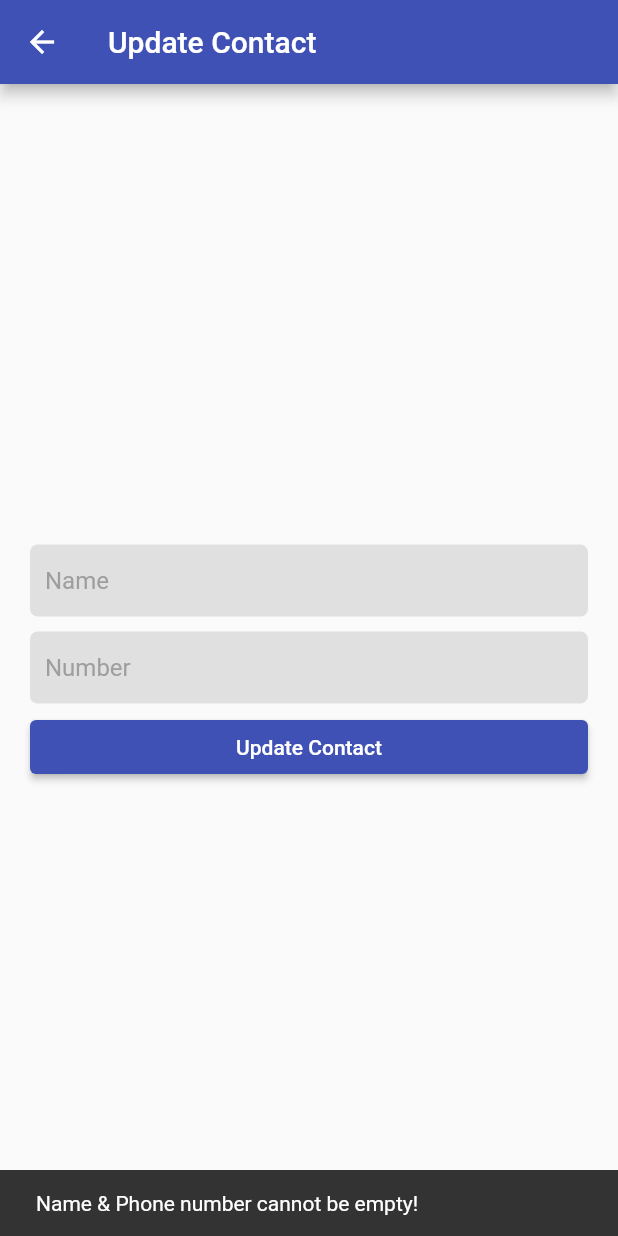
After one commit to nirmal-mazhuvanpilly/flutter_hive_database, a Flutter app: the UpdateContact screen opened directly, after a tap on "Update Contact", on a phone screen of 412 x 824 dp. The commit adds this screen. Run offline on Flutter 3.47's test engine with Material 2 defaults, Android fonts, the phone set to English and light mode, and no system bars; our stand-ins replace hive_flutter; accounts and stored records are empty; statements that could not run were skipped.

Commit message:
Update & Delete implemented

```diff
--- a/lib/contact_list.dart
+++ b/lib/contact_list.dart
@@ -1,5 +1,6 @@
 import 'package:flutter/material.dart';
 import 'package:flutter_hive_database/models/contacts.dart';
+import 'package:flutter_hive_database/update_contact.dart';
 import 'package:hive_flutter/hive_flutter.dart';
 
 class ContactList extends StatelessWidget {
@@ -25,8 +26,23 @@ class ContactList extends StatelessWidget {
                       const EdgeInsets.symmetric(horizontal: 10, vertical: 10),
                   color: Colors.grey.shade300,
                   child: Row(
+                    mainAxisAlignment: MainAxisAlignment.spaceBetween,
                     children: [
-                      const CircleAvatar(),
+                      Row(
+                        children: [
+                          GestureDetector(
+                              onTap: () {
+                                Navigator.of(context).push(MaterialPageRoute(
+                                  builder: (context) => UpdateContact(
+                                    index: index,
+                                    nameController: contacts.name,
+                                    numberController: contacts.number,
+                                  ),
+                                ));
+                              },
+                              child: const CircleAvatar(
+                                child: Icon(Icons.create_outlined),
+                              )),
                           const SizedBox(width: 10),
                           Column(
                             mainAxisAlignment: MainAxisAlignment.center,
@@ -35,7 +51,14 @@ class ContactList extends StatelessWidget {
                               Text(contacts.name.toString()),
                               Text(contacts.number.toString()),
                             ],
-                      )
+                          ),
+                        ],
+                      ),
+                      IconButton(
+                          onPressed: () {
+                            value.deleteAt(index);
+                          },
+                          icon: const Icon(Icons.delete, color: Colors.red))
                     ],
                   ),
                 );
--- /dev/null
+++ b/lib/update_contact.dart
@@ -0,0 +1,119 @@
+import 'package:flutter/material.dart';
+import 'package:flutter_hive_database/models/contacts.dart';
+import 'package:hive_flutter/hive_flutter.dart';
+
+class UpdateContact extends StatefulWidget {
+  final String? nameController;
+  final String? numberController;
+  final int? index;
+  const UpdateContact(
+      {Key? key, this.nameController, this.numberController, this.index})
+      : super(key: key);
+
+  @override
+  State<UpdateContact> createState() => _UpdateContactState();
+}
+
+class _UpdateContactState extends State<UpdateContact> {
+  final TextEditingController _nameController = TextEditingController();
+  final TextEditingController _numberController = TextEditingController();
+
+  @override
+  void initState() {
+    _nameController.text = widget.nameController!;
+    _numberController.text = widget.numberController!;
+    super.initState();
+  }
+
+  Future<void> _updateContact(Contacts contact) async {
+    final contactsBox = Hive.box("contacts");
+    contactsBox.putAt(widget.index!, contact);
+  }
+
+  @override
+  Widget build(BuildContext context) {
+    return Scaffold(
+      appBar: AppBar(
+        title: const Text("Update Contact"),
+      ),
+      body: Center(
+        child: Padding(
+          padding: const EdgeInsets.all(20.0),
+          child: Column(
+            mainAxisAlignment: MainAxisAlignment.center,
+            crossAxisAlignment: CrossAxisAlignment.stretch,
+            children: [
+              Container(
+                margin: const EdgeInsets.symmetric(vertical: 5),
+                decoration: BoxDecoration(
+                    color: Colors.grey.shade300,
+                    borderRadius: BorderRadius.circular(5)),
+                child: TextFormField(
+                  controller: _nameController,
+                  decoration: const InputDecoration(
+                    contentPadding: EdgeInsets.symmetric(horizontal: 10),
+                    hintText: "Name",
+                    hintStyle: TextStyle(color: Colors.grey),
+                    errorBorder: InputBorder.none,
+                    border: InputBorder.none,
+                    enabledBorder: InputBorder.none,
+                    focusedBorder: InputBorder.none,
+                    disabledBorder: InputBorder.none,
+                    focusedErrorBorder: InputBorder.none,
+                  ),
+                ),
+              ),
+              Container(
+                margin: const EdgeInsets.symmetric(vertical: 5),
+                decoration: BoxDecoration(
+                    color: Colors.grey.shade300,
+                    borderRadius: BorderRadius.circular(5)),
+                child: TextFormField(
+                  controller: _numberController,
+                  decoration: const InputDecoration(
+                    contentPadding: EdgeInsets.symmetric(horizontal: 10),
+                    hintText: "Number",
+                    hintStyle: TextStyle(color: Colors.grey),
+                    errorBorder: InputBorder.none,
+                    border: InputBorder.none,
+                    enabledBorder: InputBorder.none,
+                    focusedBorder: InputBorder.none,
+                    disabledBorder: InputBorder.none,
+                    focusedErrorBorder: InputBorder.none,
+                  ),
+                ),
+              ),
+              ElevatedButton(
+                  onPressed: () {
+                    if (_nameController.text.isNotEmpty ||
+                        _numberController.text.isNotEmpty) {
+                      final contact = Contacts(
+                          name: _nameController.text,
+                          number: _numberController.text);
+                      _updateContact(contact).then((value) {
+                        _nameController.clear();
+                        _numberController.clear();
+                        Navigator.of(context).pop();
+                      });
+                    } else {
+                      const SnackBar snackBar = SnackBar(
+                        content: Text('Name & Phone number cannot be empty!'),
+                      );
+                      ScaffoldMessenger.of(context).showSnackBar(snackBar);
+                    }
+                  },
+                  child: const Text("Update Contact"))
+            ],
+          ),
+        ),
+      ),
+    );
+  }
+
+  @override
+  void dispose() {
+    _nameController.dispose();
+    _numberController.dispose();
+    super.dispose();
+  }
+}
```
Lines whose indentation alone changed are shown as unchanged.
